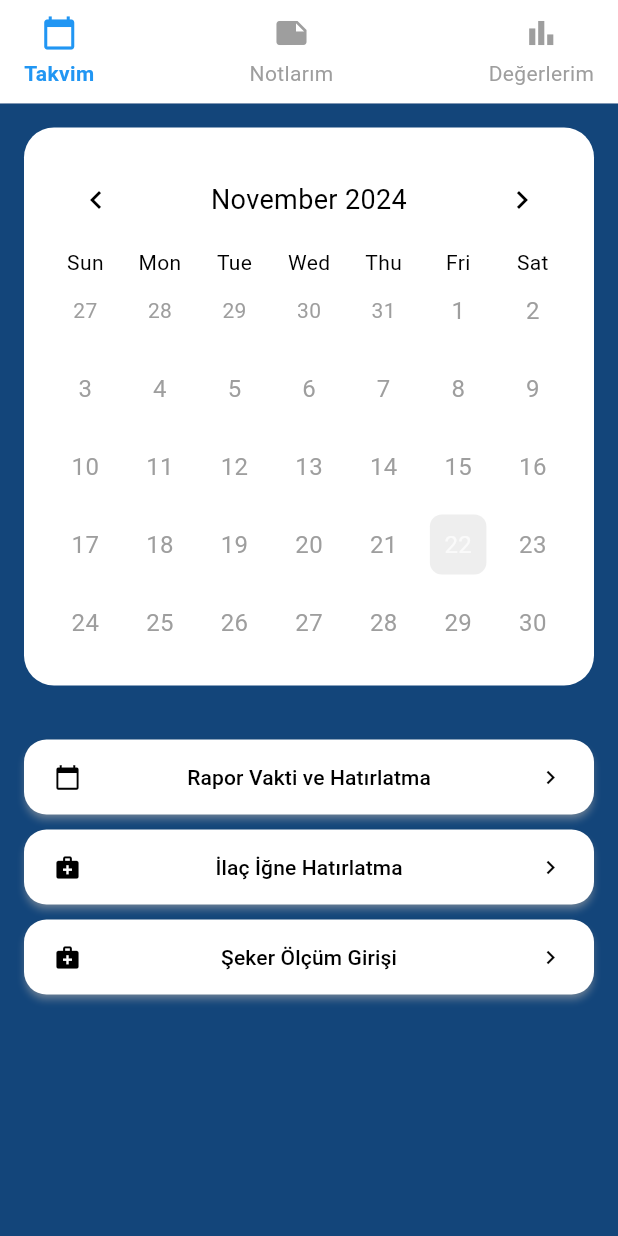
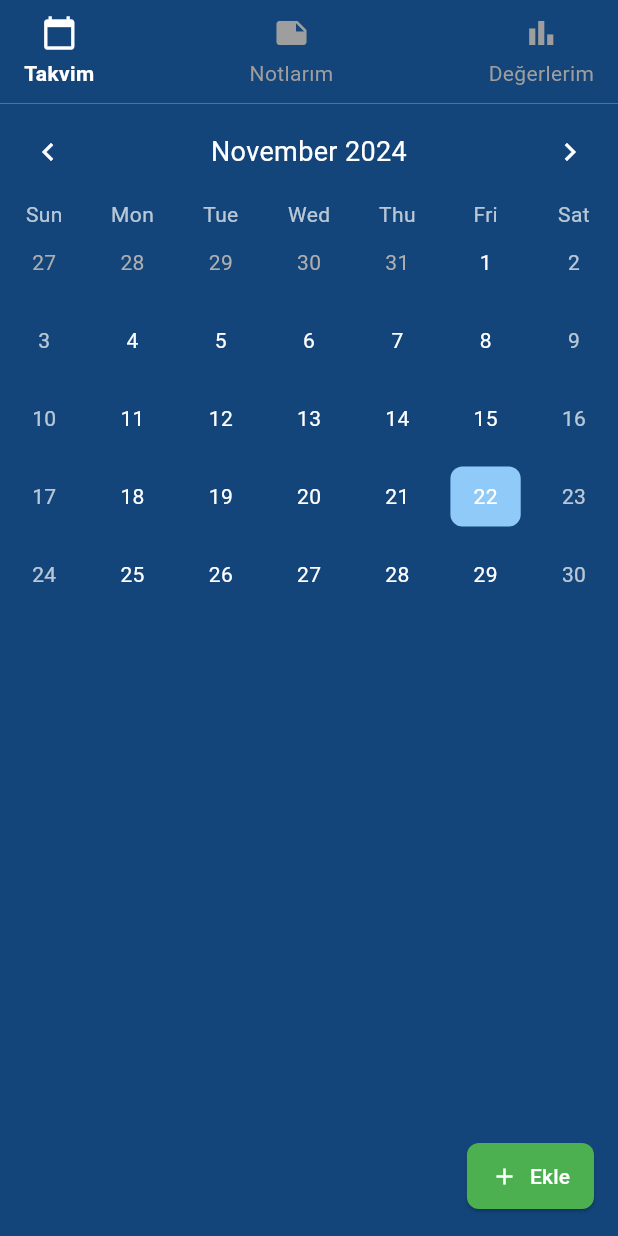
Before and after one commit to bozanctn/diyabet_flutter, a Flutter app: the HomePage screen opened directly, on a phone screen of 412 x 824 dp. Run offline on Flutter 3.47's test engine with Material 3 defaults, Android fonts, the phone set to English and light mode, and no system bars; drawn by our look-alikes of table_calendar; our stand-ins replace animated_bottom_navigation_bar, another_flushbar, cloud_firestore, firebase_auth, firebase_core, firebase_storage and 6 more; accounts and stored records are empty.

Commit message:
to much tings bro u know

```diff
--- a/lib/screens/calender/calneder_page.dart
+++ b/lib/screens/calender/calneder_page.dart
@@ -1,11 +1,8 @@
-import 'dart:convert';
 import 'package:flutter/material.dart';
-import 'package:flutter_local_notifications/flutter_local_notifications.dart';
-import 'package:shared_preferences/shared_preferences.dart';
+import 'package:cloud_firestore/cloud_firestore.dart';
+import 'package:firebase_auth/firebase_auth.dart';
 import 'package:table_calendar/table_calendar.dart';
-import 'package:timezone/data/latest.dart' as tz;
-import 'package:timezone/timezone.dart' as tz;
-import '../blood_sugar_showing/blood_sugar_showing_page.dart';
+import 'package:diyabet/screens/calender/calendar_event_model.dart';
 
 class CalendarPage extends StatefulWidget {
   @override
@@ -15,380 +12,249 @@ class CalendarPage extends StatefulWidget {
 class _CalendarPageState extends State<CalendarPage> {
   DateTime _focusedDay = DateTime.now();
   DateTime? _selectedDay;
-  Map<DateTime, List<Event>> _events = {};
+
+  final FirebaseFirestore _firestore = FirebaseFirestore.instance;
+  final FirebaseAuth _auth = FirebaseAuth.instance;
   List<Event> _selectedEvents = [];
-  FlutterLocalNotificationsPlugin? _flutterLocalNotificationsPlugin;
 
   @override
   void initState() {
     super.initState();
-    _initializeNotifications();
-    _loadEvents();
-    tz.initializeTimeZones();
+    _fetchEvents();
   }
 
-  void _initializeNotifications() async {
-    _flutterLocalNotificationsPlugin = FlutterLocalNotificationsPlugin();
+  Future<void> _fetchEvents() async {
+    if (_auth.currentUser == null || _selectedDay == null) return;
 
-    const AndroidInitializationSettings initializationSettingsAndroid =
-    AndroidInitializationSettings('@mipmap/ic_launcher');
-    final InitializationSettings initializationSettings = const InitializationSettings(
-      android: initializationSettingsAndroid,
-    );
+    final userUid = _auth.currentUser!.uid;
 
-    await _flutterLocalNotificationsPlugin!.initialize(initializationSettings);
-  }
+    final snapshot = await _firestore
+        .collection('Users')
+        .doc(userUid)
+        .collection('Notes')
+        .doc(_selectedDay!.toIso8601String())
+        .collection('Events')
+        .get();
 
-  void _loadEvents() async {
-    SharedPreferences prefs = await SharedPreferences.getInstance();
-    String? eventsString = prefs.getString('events');
-    if (eventsString != null) {
-      Map<String, dynamic> decodedEvents = jsonDecode(eventsString);
-      setState(() {
-        _events = decodedEvents.map((key, value) {
-          DateTime date = DateTime.parse(key);
-          List<Event> eventList = (value as List).map((item) => Event.fromJson(item)).toList();
-          return MapEntry(date, eventList);
-        });
-      });
-      if (_selectedDay != null) {
-        _selectedEvents = _events[_selectedDay!] ?? [];
-      }
-    }
-  }
-
-  void _onDaySelected(DateTime selectedDay, DateTime focusedDay) {
     setState(() {
-      _selectedDay = selectedDay;
-      _focusedDay = focusedDay;
-      _selectedEvents = _events[selectedDay] ?? [];
+      _selectedEvents = snapshot.docs.map((doc) {
+        final data = doc.data();
+        return Event(
+          title: data['title'],
+          description: data['description'],
+          date: DateTime.parse(data['date']),
+        );
+      }).toList();
     });
   }
 
+  Future<void> _addEventToFirestore(String title, String? description) async {
+    if (_auth.currentUser == null || _selectedDay == null) return;
+
+    final userUid = _auth.currentUser!.uid;
+    final event = Event(
+      title: title,
+      description: description,
+      date: _selectedDay!,
+    );
+
+    final eventRef = _firestore
+        .collection('Users')
+        .doc(userUid)
+        .collection('Notes')
+        .doc(_selectedDay!.toIso8601String())
+        .collection('Events')
+        .doc();
+
+    await eventRef.set(event.toJson());
+    _fetchEvents(); // Refresh events after adding
+  }
+
   void _addEvent() {
+    if (_selectedDay == null) return;
+
     showDialog(
       context: context,
       builder: (BuildContext context) {
-        TextEditingController _eventController = TextEditingController();
-        return AlertDialog(
-          title: const Text('Add Event'),
-          content: TextField(
-            controller: _eventController,
-            decoration: const InputDecoration(hintText: 'Event Title'),
+        TextEditingController titleController = TextEditingController();
+        TextEditingController descriptionController = TextEditingController();
+
+        return Dialog(
+          shape: RoundedRectangleBorder(
+            borderRadius: BorderRadius.circular(12.0),
           ),
-          actions: [
-            TextButton(
-              onPressed: () {
-                Navigator.of(context).pop();
-                if (_eventController.text.isNotEmpty) {
-                  setState(() {
-                    if (_events[_selectedDay!] != null) {
-                      _events[_selectedDay!]!.add(Event(title: _eventController.text, date: _selectedDay!));
-                    } else {
-                      _events[_selectedDay!] = [Event(title: _eventController.text, date: _selectedDay!)];
-                    }
-                    _selectedEvents = _events[_selectedDay!]!;
-                  });
-                }
-              },
-              child: const Text('Add'),
+          child: Padding(
+            padding: const EdgeInsets.all(16.0),
+            child: Column(
+              mainAxisSize: MainAxisSize.min,
+              children: [
+                const Text(
+                  'Yeni Not Ekle',
+                  style: TextStyle(fontSize: 18, fontWeight: FontWeight.bold),
+                ),
+                const SizedBox(height: 12),
+                TextField(
+                  controller: titleController,
+                  decoration: InputDecoration(
+                    labelText: 'Başlık',
+                    border: OutlineInputBorder(
+                      borderRadius: BorderRadius.circular(8),
+                    ),
+                  ),
+                ),
+                const SizedBox(height: 12),
+                TextField(
+                  controller: descriptionController,
+                  decoration: InputDecoration(
+                    labelText: 'Açıklama',
+                    border: OutlineInputBorder(
+                      borderRadius: BorderRadius.circular(8),
+                    ),
+                  ),
+                  maxLines: 3,
+                ),
+                const SizedBox(height: 16),
+                Row(
+                  mainAxisAlignment: MainAxisAlignment.end,
+                  children: [
+                    TextButton(
+                      onPressed: () => Navigator.pop(context),
+                      child: const Text('İptal'),
+                    ),
+                    ElevatedButton(
+                      onPressed: () {
+                        if (titleController.text.isNotEmpty) {
+                          _addEventToFirestore(
+                            titleController.text,
+                            descriptionController.text,
+                          );
+                          Navigator.pop(context);
+                        }
+                      },
+                      child: const Text('Ekle'),
+                    ),
+                  ],
+                ),
+              ],
             ),
-          ],
+          ),
         );
       },
-    );
-  }
-
-  Future<void> _scheduleDailyNotification(TimeOfDay timeOfDay, String notificationTitle) async {
-    final FlutterLocalNotificationsPlugin flutterLocalNotificationsPlugin = _flutterLocalNotificationsPlugin!;
-
-    final now = tz.TZDateTime.now(tz.local);
-    final scheduledDate = tz.TZDateTime(
-      tz.local,
-      now.year,
-      now.month,
-      now.day,
-      timeOfDay.hour,
-      timeOfDay.minute,
-    );
-
-    var androidDetails = const AndroidNotificationDetails(
-      'daily_notification_channel_id',
-      'Daily Notifications',
-      channelDescription: 'This channel is for daily notifications',
-      importance: Importance.max,
-      priority: Priority.high,
-    );
-
-    var notificationDetails = NotificationDetails(android: androidDetails);
-
-    await flutterLocalNotificationsPlugin.zonedSchedule(
-      0,
-      notificationTitle,
-      'Remember to take your medication or report!',
-      scheduledDate.isBefore(now)
-          ? scheduledDate.add(const Duration(days: 1))
-          : scheduledDate,
-      notificationDetails,
-      androidAllowWhileIdle: true,
-      matchDateTimeComponents: DateTimeComponents.time,
-      uiLocalNotificationDateInterpretation:
-      UILocalNotificationDateInterpretation.wallClockTime,
-    );
-  }
-
-  void _pickTime(String notificationTitle) async {
-    TimeOfDay? pickedTime = await showTimePicker(
-      context: context,
-      initialTime: TimeOfDay.now(),
-    );
-
-    if (pickedTime != null) {
-      await _scheduleDailyNotification(pickedTime, notificationTitle);
-    }
-  }
-
-  Widget _buildDayWidget(BuildContext context, DateTime day, DateTime focusedDay) {
-    bool hasEvents = _events[day] != null && _events[day]!.isNotEmpty;
-
-    return Container(
-      margin: const EdgeInsets.all(2.0),
-      child: Stack(
-        children: [
-          Center(
-            child: Text(
-              '${day.day}',
-              style: TextStyle(
-                color: hasEvents ? Colors.black : Colors.grey,
-                fontSize: 16,
-              ),
-            ),
-          ),
-          if (hasEvents)
-            Positioned(
-              bottom: 0,
-              right: 0,
-              left: 0,
-              child: Align(
-                alignment: Alignment.center,
-                child: Container(
-                  width: 6,
-                  height: 6,
-                  decoration: const BoxDecoration(
-                    color: Colors.black, // Black dot
-                    shape: BoxShape.circle,
-                  ),
-                ),
-              ),
-            ),
-        ],
-      ),
     );
   }
 
   @override
   Widget build(BuildContext context) {
     return Scaffold(
-      body: Container(
-        color: const Color.fromRGBO(19, 69, 122, 1.0),
-        child: Column(
-          children: [
-            Container(
-              margin: const EdgeInsets.all(16.0),
-              padding: const EdgeInsets.all(16.0),
-              decoration: BoxDecoration(
-                color: Colors.white,
-                borderRadius: BorderRadius.circular(20),
-              ),
-              child: TableCalendar(
+      backgroundColor: const Color.fromRGBO(19, 69, 122, 1.0),
+      body: Stack(
+        children: [
+          Column(
+            children: [
+              TableCalendar(
                 firstDay: DateTime.utc(2020, 1, 1),
                 lastDay: DateTime.utc(2030, 12, 31),
                 focusedDay: _focusedDay,
                 selectedDayPredicate: (day) => isSameDay(_selectedDay, day),
-                onDaySelected: _onDaySelected,
-                calendarBuilders: CalendarBuilders(
-                  defaultBuilder: _buildDayWidget,
-                ),
+                onDaySelected: (selectedDay, focusedDay) {
+                  setState(() {
+                    _selectedDay = selectedDay;
+                    _focusedDay = focusedDay;
+                  });
+                  _fetchEvents();
+                },
                 calendarStyle: CalendarStyle(
                   todayDecoration: BoxDecoration(
-                    color: Colors.grey.shade200,
-                    shape: BoxShape.rectangle,
-                    borderRadius: BorderRadius.circular(8),
+                    color: Colors.blue.shade200,
+                    borderRadius: BorderRadius.circular(8.0),
                   ),
                   selectedDecoration: BoxDecoration(
-                    color: const Color.fromRGBO(19, 69, 122, 1.0),
-                    shape: BoxShape.rectangle,
-                    borderRadius: BorderRadius.circular(8),
+                    color: Colors.orange,
+                    borderRadius: BorderRadius.circular(8.0),
                   ),
-                  defaultDecoration: BoxDecoration(
-                    color: Colors.white,
-                    shape: BoxShape.rectangle,
-                    borderRadius: BorderRadius.circular(8),
-                  ),
-                  weekendDecoration: BoxDecoration(
-                    color: Colors.white,
-                    shape: BoxShape.rectangle,
-                    borderRadius: BorderRadius.circular(8),
-                  ),
-                  outsideDecoration: BoxDecoration(
-                    color: Colors.white,
-                    shape: BoxShape.rectangle,
-                    borderRadius: BorderRadius.circular(8),
-                  ),
-                  holidayDecoration: BoxDecoration(
-                    color: Colors.white,
-                    shape: BoxShape.rectangle,
-                    borderRadius: BorderRadius.circular(8),
-                  ),
-                  defaultTextStyle: const TextStyle(color: Colors.black),
-                  weekendTextStyle: const TextStyle(color: Colors.black),
-                  outsideTextStyle: const TextStyle(color: Colors.grey),
-                  holidayTextStyle: const TextStyle(color: Colors.black),
+                  defaultTextStyle: const TextStyle(color: Colors.white),
+                  weekendTextStyle: const TextStyle(color: Colors.white70),
                 ),
                 headerStyle: const HeaderStyle(
                   formatButtonVisible: false,
                   titleCentered: true,
-                  leftChevronIcon: Icon(Icons.chevron_left, color: Colors.black),
-                  rightChevronIcon: Icon(Icons.chevron_right, color: Colors.black),
-                  titleTextStyle: TextStyle(color: Colors.black, fontSize: 18.0),
+                  titleTextStyle: TextStyle(color: Colors.white, fontSize: 18.0),
+                  leftChevronIcon: Icon(Icons.chevron_left, color: Colors.white),
+                  rightChevronIcon: Icon(Icons.chevron_right, color: Colors.white),
                 ),
                 daysOfWeekStyle: const DaysOfWeekStyle(
-                  weekdayStyle: TextStyle(color: Colors.black),
-                  weekendStyle: TextStyle(color: Colors.black),
+                  weekdayStyle: TextStyle(color: Colors.white70),
+                  weekendStyle: TextStyle(color: Colors.white70),
+                ),
+                calendarBuilders: CalendarBuilders(
+                  selectedBuilder: (context, date, _) {
+                    return Container(
+                      margin: const EdgeInsets.all(6.0),
+                      decoration: BoxDecoration(
+                        color: Colors.orange,
+                        borderRadius: BorderRadius.circular(8.0), // Shape olarak Rectangle kullanılıyor
+                      ),
+                      alignment: Alignment.center,
+                      child: Text(
+                        '${date.day}',
+                        style: const TextStyle(color: Colors.white),
+                      ),
+                    );
+                  },
+                  todayBuilder: (context, date, _) {
+                    return Container(
+                      margin: const EdgeInsets.all(6.0),
+                      decoration: BoxDecoration(
+                        color: Colors.blue.shade200,
+                        borderRadius: BorderRadius.circular(8.0), // Shape olarak Rectangle kullanılıyor
+                      ),
+                      alignment: Alignment.center,
+                      child: Text(
+                        '${date.day}',
+                        style: const TextStyle(color: Colors.white),
+                      ),
+                    );
+                  },
                 ),
               ),
-            ),
-            const SizedBox(height: 20),
-            Expanded(
-              child: SingleChildScrollView(
-                child: Padding(
-                  padding: const EdgeInsets.symmetric(horizontal: 16.0),
-                  child: Column(
-                    children: [
-                      ElevatedButton(
-                        onPressed: _addEvent,
-                        style: ElevatedButton.styleFrom(
-                          foregroundColor: Colors.black,
-                          backgroundColor: Colors.white,
-                          shape: RoundedRectangleBorder(
-                            borderRadius: BorderRadius.circular(15),
-                          ),
-                          elevation: 2,
-                          shadowColor: Colors.grey.shade200,
-                          padding: const EdgeInsets.symmetric(vertical: 15, horizontal: 20),
-                        ),
-                        child: const Row(
-                          mainAxisAlignment: MainAxisAlignment.spaceBetween,
-                          children: [
-                            Icon(Icons.calendar_today, color: Colors.black),
-                            SizedBox(width: 10),
-                            Text(
-                              'Rapor Vakti ve Hatırlatma',
-                              style: TextStyle(color: Colors.black),
-                            ),
-                            SizedBox(width: 10),
-                            Icon(Icons.chevron_right, color: Colors.black),
-                          ],
-                        ),
+              Expanded(
+                child: ListView.builder(
+                  itemCount: _selectedEvents.length,
+                  itemBuilder: (context, index) {
+                    final event = _selectedEvents[index];
+                    return ListTile(
+                      title: Text(
+                        event.title,
+                        style: const TextStyle(color: Colors.white),
                       ),
-                      const SizedBox(height: 10),
-                      ElevatedButton(
-                        onPressed: () => _pickTime('İlaç İğne Hatırlatma'),
-                        style: ElevatedButton.styleFrom(
-                          foregroundColor: Colors.black,
-                          backgroundColor: Colors.white,
-                          shape: RoundedRectangleBorder(
-                            borderRadius: BorderRadius.circular(15),
-                          ),
-                          elevation: 2,
-                          shadowColor: Colors.grey.shade200,
-                          padding: const EdgeInsets.symmetric(vertical: 15, horizontal: 20),
-                        ),
-                        child: const Row(
-                          mainAxisAlignment: MainAxisAlignment.spaceBetween,
-                          children: [
-                            Icon(Icons.medical_services, color: Colors.black),
-                            SizedBox(width: 10),
-                            Text(
-                              'İlaç İğne Hatırlatma',
-                              style: TextStyle(color: Colors.black),
-                            ),
-                            SizedBox(width: 10),
-                            Icon(Icons.chevron_right, color: Colors.black),
-                          ],
-                        ),
+                      subtitle: Text(
+                        event.description ?? 'Açıklama yok',
+                        style: const TextStyle(color: Colors.white70),
                       ),
-                      const SizedBox(height: 10),
-                      ElevatedButton(
-                        onPressed: () {
-                          Navigator.push(
-                            context,
-                            MaterialPageRoute(
-                              builder: (context) => BloodSugarDataPage(),
-                            ),
-                          );
-                        },
-                        style: ElevatedButton.styleFrom(
-                          foregroundColor: Colors.black,
-                          backgroundColor: Colors.white,
-                          shape: RoundedRectangleBorder(
-                            borderRadius: BorderRadius.circular(15),
-                          ),
-                          elevation: 2,
-                          shadowColor: Colors.grey.shade200,
-                          padding: const EdgeInsets.symmetric(vertical: 15, horizontal: 20),
-                        ),
-                        child: const Row(
-                          mainAxisAlignment: MainAxisAlignment.spaceBetween,
-                          children: [
-                            Icon(Icons.medical_services, color: Colors.black),
-                            SizedBox(width: 10),
-                            Text(
-                              'Şeker Ölçüm Girişi',
-                              style: TextStyle(color: Colors.black),
-                            ),
-                            SizedBox(width: 10),
-                            Icon(Icons.chevron_right, color: Colors.black),
-                          ],
-                        ),
-                      ),
-                      const SizedBox(height: 20),
-                      if (_selectedEvents.isNotEmpty) ...[
-                        const Text('Events:', style: TextStyle(color: Colors.white, fontSize: 18)),
-                        ..._selectedEvents.map((event) => ListTile(
-                          title: Text(event.title, style: const TextStyle(color: Colors.white)),
-                        )),
-                      ],
-                    ],
-                  ),
+                    );
+                  },
                 ),
               ),
+            ],
+          ),
+          Positioned(
+            bottom: 16,
+            right: 16,
+            child: ElevatedButton.icon(
+              onPressed: _addEvent,
+              icon: const Icon(Icons.add, color: Colors.white),
+              label: const Text('Ekle', style: TextStyle(color: Colors.white)),
+              style: ElevatedButton.styleFrom(
+                backgroundColor: Colors.green,
+                shape: RoundedRectangleBorder(
+                  borderRadius: BorderRadius.circular(8),
+                ),
+                padding: const EdgeInsets.symmetric(horizontal: 16, vertical: 12),
+              ),
             ),
-          ],
-        ),
+          ),
+        ],
       ),
     );
   }
 }
-
-// Event Model Class
-class Event {
-  final String title;
-  final DateTime date;
-
-  Event({required this.title, required this.date});
-
-  Map<String, dynamic> toJson() {
-    return {
-      'title': title,
-      'date': date.toIso8601String(),
-    };
-  }
-
-  factory Event.fromJson(Map<String, dynamic> json) {
-    return Event(
-      title: json['title'],
-      date: DateTime.parse(json['date']),
-    );
-  }
-}
--- a/lib/screens/home/home_page.dart
+++ b/lib/screens/home/home_page.dart
@@ -26,10 +26,10 @@ class _HomePageState extends State<HomePage> {
           Container(
             padding: const EdgeInsets.symmetric(vertical: 10, horizontal: 16),
             decoration: const BoxDecoration(
-              color: Colors.white,
+              color: Color.fromRGBO(19, 69, 122, 1.0),
               boxShadow: [
                 BoxShadow(
-                  color: Colors.grey,
+                  color: Colors.white,
                   blurRadius: 4,
                   offset: Offset(0, 2),
                 ),
@@ -73,12 +73,12 @@ class _HomePageState extends State<HomePage> {
       child: Column(
         mainAxisSize: MainAxisSize.min,
         children: [
-          Icon(icon, color: isSelected ? Colors.blue : Colors.grey, size: 24),
+          Icon(icon, color: isSelected ? Colors.white : Colors.grey, size: 24),
           const SizedBox(height: 5),
           Text(
             label,
             style: TextStyle(
-              color: isSelected ? Colors.blue : Colors.grey,
+              color: isSelected ? Colors.white : Colors.grey,
               fontWeight: isSelected ? FontWeight.bold : FontWeight.normal,
               fontSize: 14,
             ),
```
